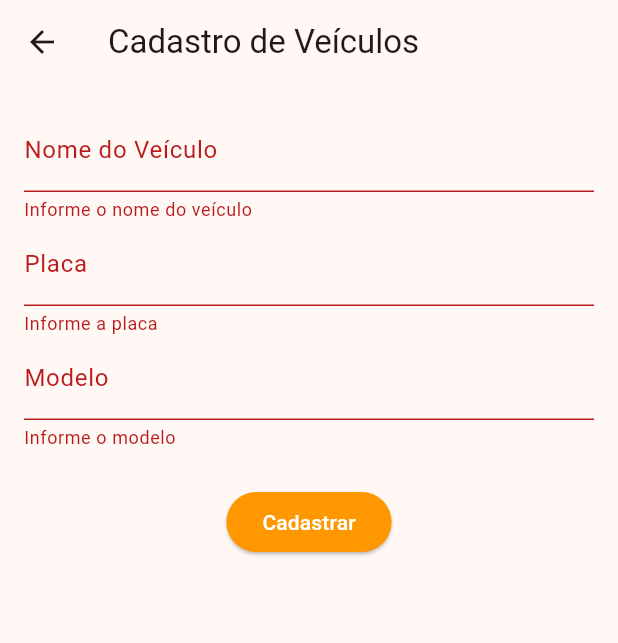
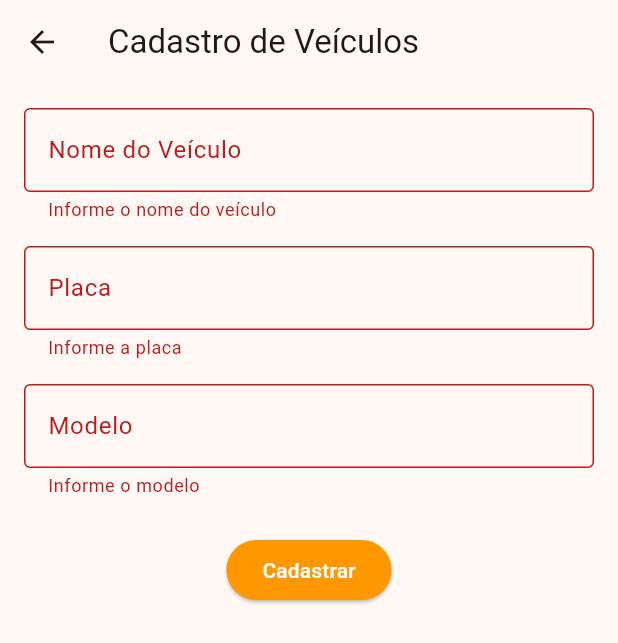
Before and after one commit to GuilhermeD9/flutter-app-e01, a Flutter app: the RegisterVehicleScreen screen opened by its route, after a tap on "Cadastrar", on a phone screen of 412 x 824 dp. Shown: the top 643 px of the screen. Run offline on Flutter 3.47's test engine with Material 3 defaults, Android fonts, the light colour scheme and no system bars.

Commit message:
refactor: Little changes in code

```diff
--- a/lib/screens/register_vehicle_screen.dart
+++ b/lib/screens/register_vehicle_screen.dart
@@ -1,4 +1,3 @@
-import 'package:flutter/cupertino.dart';
 import 'package:flutter/material.dart';
 
 class RegisterVehicleScreen extends StatefulWidget {
@@ -28,7 +27,7 @@ class _RegisterVehicleScreenState extends State<RegisterVehicleScreen> {
             children: [
               TextFormField(
                 controller: _nameController,
-                decoration: const InputDecoration(labelText: 'Nome do Veículo'),
+                decoration: const InputDecoration(labelText: 'Nome do Veículo', border: OutlineInputBorder()),
                 validator: (value) {
                   if (value == null || value.isEmpty) {
                     return 'Informe o nome do veículo';
@@ -36,9 +35,11 @@ class _RegisterVehicleScreenState extends State<RegisterVehicleScreen> {
                   return null;
                 },
               ),
+              const SizedBox(height: 16),
+
               TextFormField(
                 controller: _plateController,
-                decoration: const InputDecoration(labelText: 'Placa'),
+                decoration: const InputDecoration(labelText: 'Placa', border: OutlineInputBorder()),
                 validator: (value) {
                   if (value == null || value.isEmpty) {
                     return 'Informe a placa';
@@ -46,9 +47,11 @@ class _RegisterVehicleScreenState extends State<RegisterVehicleScreen> {
                   return null;
                 },
               ),
+              const SizedBox(height: 16),
+
               TextFormField(
                 controller: _modelController,
-                decoration: const InputDecoration(labelText: 'Modelo'),
+                decoration: const InputDecoration(labelText: 'Modelo', border: OutlineInputBorder()),
                 validator: (value) {
                   if (value == null || value.isEmpty) {
                     return 'Informe o modelo';
@@ -57,13 +60,14 @@ class _RegisterVehicleScreenState extends State<RegisterVehicleScreen> {
                 },
               ),
               const SizedBox(height: 24),
+
               ElevatedButton(
                 onPressed: () {
                   if (_formKey.currentState!.validate()) {
-                    // Aqui você pode salvar no banco de dados ou API
                     ScaffoldMessenger.of(context).showSnackBar(
                       const SnackBar(content: Text('Veículo cadastrado!')),
                     );
+                    Navigator.pop(context);
                   }
                 },
                 child: const Text('Cadastrar'),
```
